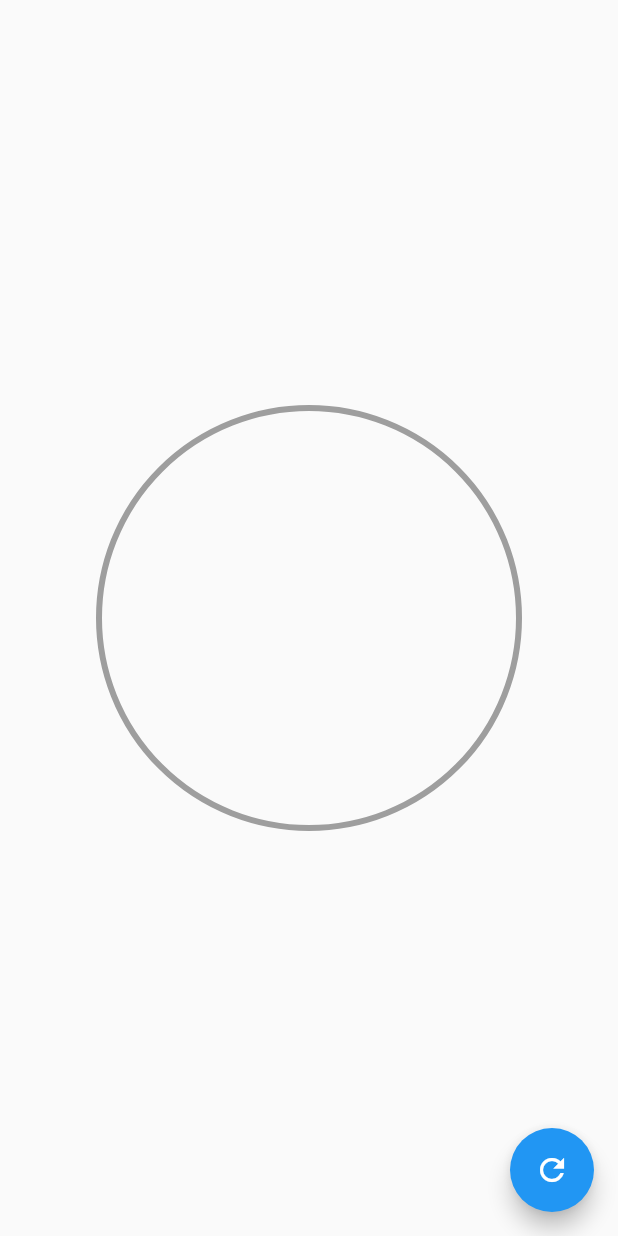
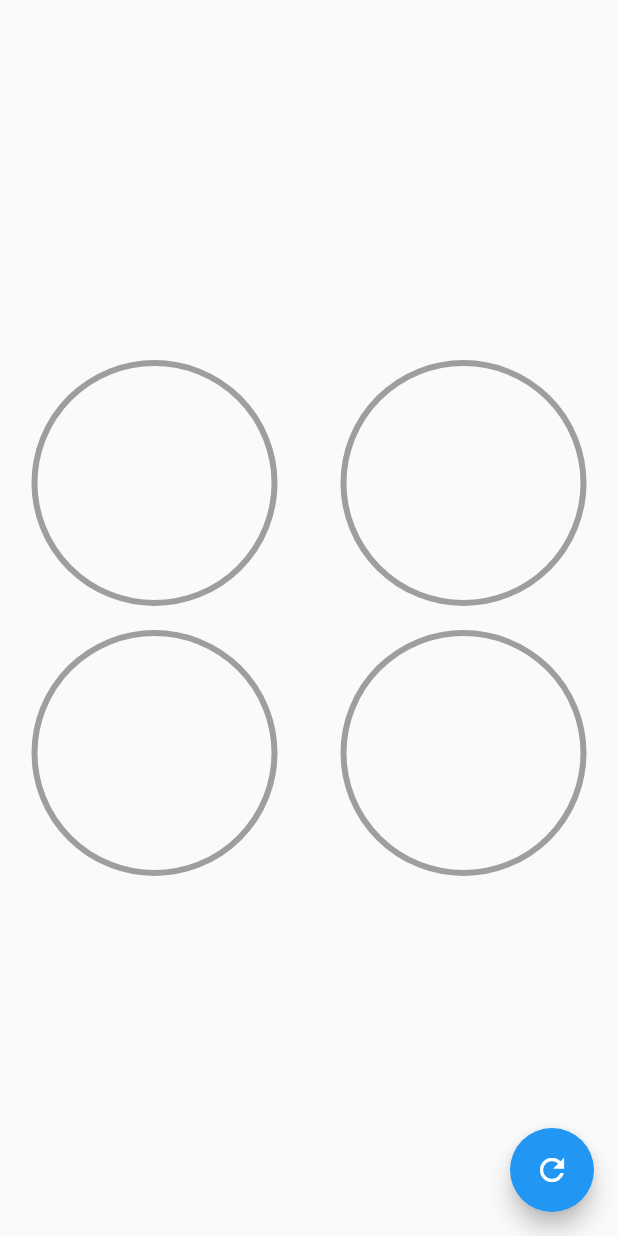
Before and after one commit to JhonZuluaga007/progess_bar_circular, a Flutter app: the screen it shows after launch, on a phone screen of 412 x 824 dp. Run offline on Flutter 3.47's test engine with Material 2 defaults, Android fonts, the phone set to English and light mode, and no system bars.

Commit message:
the circular progress is organized and 4 more are created within a row and column

```diff
--- a/lib/src/pages/circular_graphs_page.dart
+++ b/lib/src/pages/circular_graphs_page.dart
@@ -24,12 +24,54 @@ class _CircularGraphsPageState extends State<CircularGraphsPage> {
             });
           },
         ),
-      body: Center(
-        child: Container(
-          width: 300,
-          height: 300,
-          child: RadialProgress(percentage: percentage),
+        body: Column(
+          mainAxisAlignment: MainAxisAlignment.center,
+          children: [
+            Row(
+              mainAxisAlignment: MainAxisAlignment.spaceAround,
+              children: [
+                CustomRadialProgess(
+                  percentage: percentage,
+                  color: Colors.red,
                 ),
+                CustomRadialProgess(
+                  percentage: percentage,
+                  color: Colors.blue,
+                ),
+              ],
+            ),
+            Row(
+              mainAxisAlignment: MainAxisAlignment.spaceAround,
+              children: [
+                CustomRadialProgess(
+                  percentage: percentage,
+                  color: Colors.purple,
+                ),
+                CustomRadialProgess(percentage: percentage, color: Colors.pink),
+              ],
+            ),
+          ],
+        ));
+  }
+}
+
+class CustomRadialProgess extends StatelessWidget {
+  const CustomRadialProgess(
+      {Key? key, required this.percentage, required this.color})
+      : super(key: key);
+
+  final double percentage;
+  final Color color;
+
+  @override
+  Widget build(BuildContext context) {
+    return SizedBox(
+      width: 180,
+      height: 180,
+      child: RadialProgress(
+        percentage: percentage,
+        primaryColor: color,
+        primaryThickness: 10,
       ),
     );
   }
```
Lines whose indentation alone changed are shown as unchanged.
